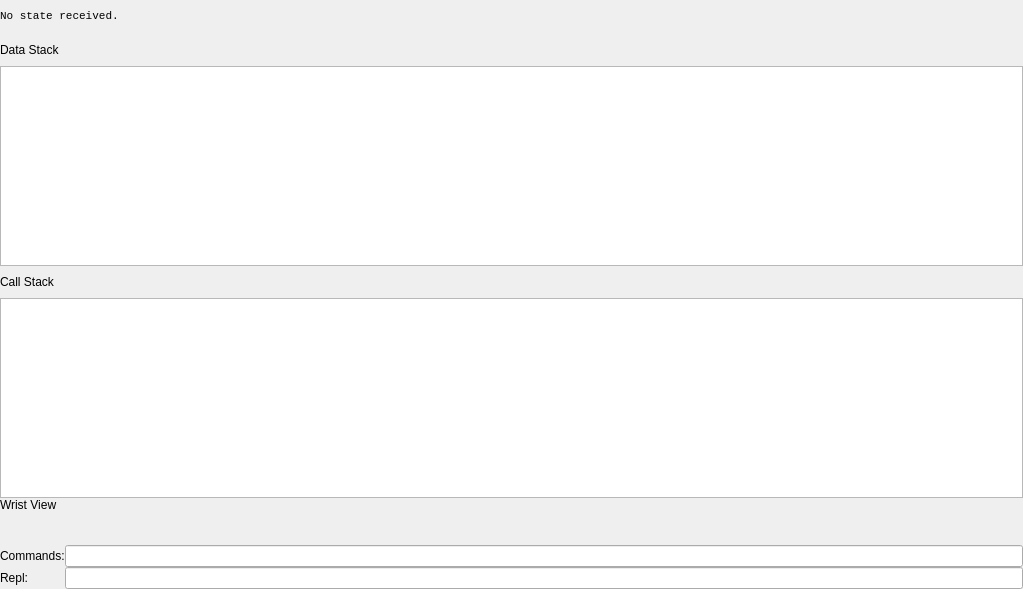
h2r/ein, file src/qtgui/armwidget.ui: the form before one commit.
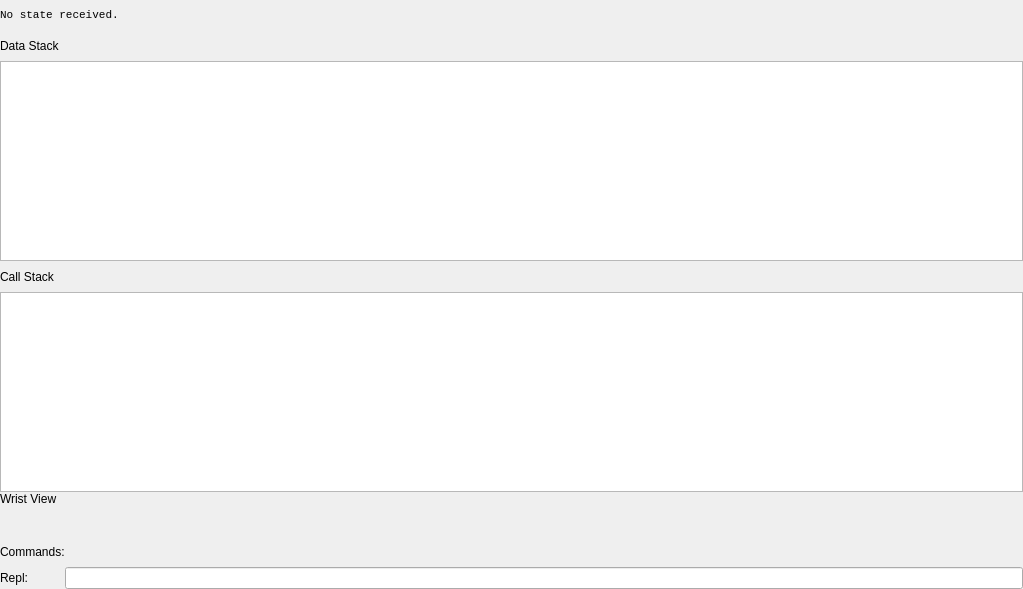
The form after the commit.

What changed in the file:
```diff
--- a/src/qtgui/armwidget.ui
+++ b/src/qtgui/armwidget.ui
@@ -154,7 +154,18 @@
     <widget class="QLineEdit" name="replEdit"/>
    </item>
    <item row="8" column="1">
-    <widget class="QLineEdit" name="commandEdit"/>
+    <widget class="QFrame" name="captureLineEditFrame">
+     <property name="frameShape">
+      <enum>QFrame::NoFrame</enum>
+     </property>
+     <property name="frameShadow">
+      <enum>QFrame::Raised</enum>
+     </property>
+     <property name="lineWidth">
+      <number>0</number>
+     </property>
+     <layout class="QHBoxLayout" name="horizontalLayout_2"/>
+    </widget>
    </item>
   </layout>
  </widget>
```
